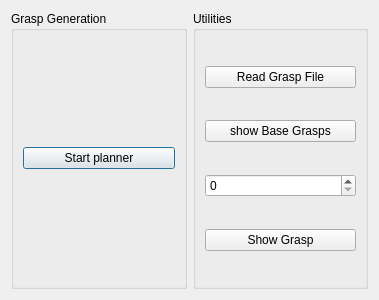
First picture: the form in ui/CanonicalPlanner/canonicalPlannerDlg.ui, repository ana-GT/Graspit, before the edit.
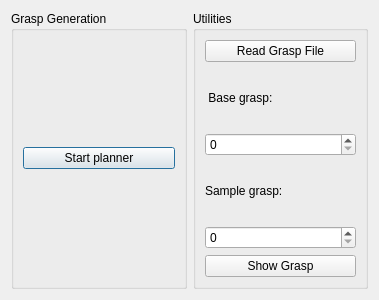
Second picture: the form after the edit.

The edit to the form file:
```diff
--- a/ui/CanonicalPlanner/canonicalPlannerDlg.ui
+++ b/ui/CanonicalPlanner/canonicalPlannerDlg.ui
@@ -44,14 +44,23 @@
        </widget>
       </item>
       <item>
-       <widget class="QPushButton" name="showBaseGraspsButton">
+       <widget class="QLabel" name="baseLabel">
         <property name="text">
-         <string>show Base Grasps</string>
+         <string> Base grasp:</string>
         </property>
        </widget>
       </item>
       <item>
-       <widget class="QSpinBox" name="indiceBox">
+       <widget class="QSpinBox" name="baseBox">
+        <property name="buttonSymbols">
+         <enum>QAbstractSpinBox::UpDownArrows</enum>
+        </property>
+        <property name="specialValueText">
+         <string>0</string>
+        </property>
+        <property name="suffix">
+         <string/>
+        </property>
         <property name="maximum">
          <number>6</number>
         </property>
@@ -60,6 +69,16 @@
         </property>
        </widget>
       </item>
+      <item>
+       <widget class="QLabel" name="sampleLabel">
+        <property name="text">
+         <string>Sample grasp:</string>
+        </property>
+       </widget>
+      </item>
+      <item>
+       <widget class="QSpinBox" name="sampleBox"/>
+      </item>
       <item>
        <widget class="QPushButton" name="showGrasp_pushButton">
         <property name="text">
```
Left out of the diff: 24 changed lines with no effect on the pictures.
